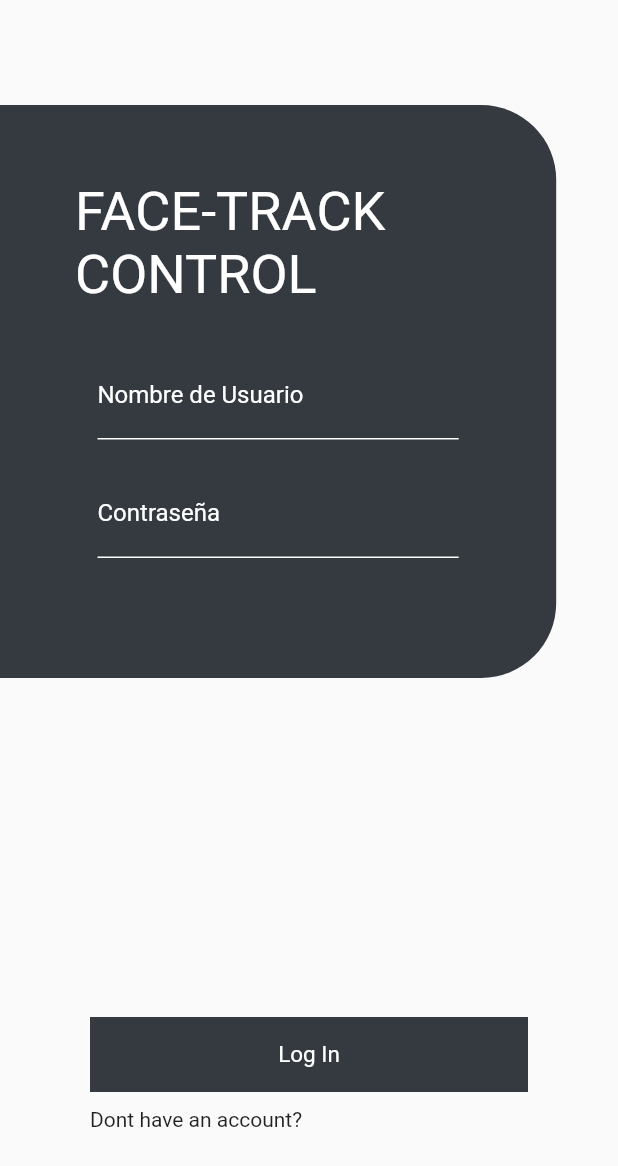
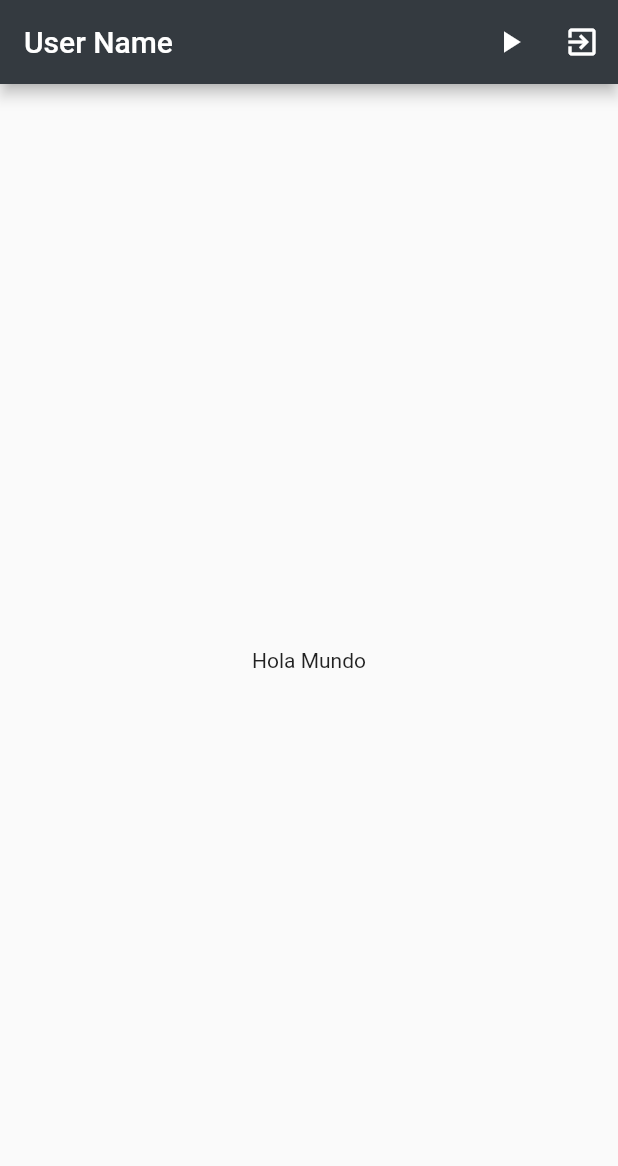
Before and after one commit to car2854/Software_flutter, a Flutter app: the screen it shows after launch, after a tap on "Log In", on a phone screen of 412 x 824 dp. Shown: the top 1166 px of the screen. Run offline on Flutter 3.47's test engine with Material 2 defaults, Android fonts, the phone set to English and light mode, and no system bars.

Commit message:
Agregando Camara

```diff
--- a/lib/main.dart
+++ b/lib/main.dart
@@ -1,5 +1,5 @@
 import 'package:flutter/material.dart';
-import 'package:proyecto_software/src/pages/login.dart';
+import 'package:proyecto_software/src/export/routes.dart';
 
 void main() => runApp(MyApp());
 
@@ -12,7 +12,8 @@ class MyApp extends StatelessWidget {
       initialRoute: 'login',
       routes: {
 
-        'login'     : ( BuildContext context ) => LoginPage(),
+        'login'       : ( BuildContext context ) => LoginPage(),
+        'camera'      : ( BuildContext context ) => CameraPage(),
 
       },
     );
--- /dev/null
+++ b/lib/src/export/routes.dart
@@ -0,0 +1,2 @@
+export 'package:proyecto_software/src/pages/camera.dart';
+export 'package:proyecto_software/src/pages/login.dart';
--- /dev/null
+++ b/lib/src/pages/camera.dart
@@ -0,0 +1,519 @@
+import 'package:flutter/material.dart';
+// import 'package:camera/camera.dart';
+import 'package:proyecto_software/src/styles/styles.dart';
+
+class CameraPage extends StatelessWidget {
+
+  @override
+  Widget build(BuildContext context) {
+
+    final styles = Styles();
+
+    return Scaffold(
+      appBar: AppBar(
+        title: Text('User Name'),
+        backgroundColor: styles.color,
+        actions: [
+          IconButton(
+            icon: Icon(Icons.play_arrow),
+            onPressed: () {}
+          ),
+          IconButton(
+            icon: Icon(Icons.exit_to_app),
+            onPressed: () {
+              Navigator.pushReplacementNamed(context, 'login');
+            }
+          )
+        ],
+      ),
+      body: Center(
+        child: Text('Hola Mundo'),
+     ),
+   );
+  }
+}
+
+
+
+
+
+
+
+// import 'package:path_provider/path_provider.dart';
+// import 'package:video_player/video_player.dart';
+
+// class CameraExampleHome extends StatefulWidget {
+//   @override
+//   _CameraExampleHomeState createState() {
+//     return _CameraExampleHomeState();
+//   }
+// }
+
+// /// Returns a suitable camera icon for [direction].
+// IconData getCameraLensIcon(CameraLensDirection direction) {
+//   switch (direction) {
+//     case CameraLensDirection.back:
+//       return Icons.camera_rear;
+//     case CameraLensDirection.front:
+//       return Icons.camera_front;
+//     case CameraLensDirection.external:
+//       return Icons.camera;
+//   }
+//   throw ArgumentError('Unknown lens direction');
+// }
+
+// void logError(String code, String message) =>
+//     print('Error: $code\nError Message: $message');
+
+// class _CameraExampleHomeState extends State<CameraExampleHome>
+//     with WidgetsBindingObserver {
+//   CameraController controller;
+//   String imagePath;
+//   String videoPath;
+//   VideoPlayerController videoController;
+//   VoidCallback videoPlayerListener;
+//   bool enableAudio = true;
+
+//   @override
+//   void initState() {
+//     super.initState();
+//     WidgetsBinding.instance.addObserver(this);
+//   }
+
+//   @override
+//   void dispose() {
+//     WidgetsBinding.instance.removeObserver(this);
+//     super.dispose();
+//   }
+
+//   @override
+//   void didChangeAppLifecycleState(AppLifecycleState state) {
+//     // App state changed before we got the chance to initialize.
+//     if (controller == null || !controller.value.isInitialized) {
+//       return;
+//     }
+//     if (state == AppLifecycleState.inactive) {
+//       controller?.dispose();
+//     } else if (state == AppLifecycleState.resumed) {
+//       if (controller != null) {
+//         onNewCameraSelected(controller.description);
+//       }
+//     }
+//   }
+
+//   final GlobalKey<ScaffoldState> _scaffoldKey = GlobalKey<ScaffoldState>();
+
+//   @override
+//   Widget build(BuildContext context) {
+//     return Scaffold(
+//       key: _scaffoldKey,
+//       appBar: AppBar(
+//         title: const Text('Camera example'),
+//       ),
+//       body: Column(
+//         children: <Widget>[
+//           Expanded(
+//             child: Container(
+//               child: Padding(
+//                 padding: const EdgeInsets.all(1.0),
+//                 child: Center(
+//                   child: _cameraPreviewWidget(),
+//                 ),
+//               ),
+//               decoration: BoxDecoration(
+//                 color: Colors.black,
+//                 border: Border.all(
+//                   color: controller != null && controller.value.isRecordingVideo
+//                       ? Colors.redAccent
+//                       : Colors.grey,
+//                   width: 3.0,
+//                 ),
+//               ),
+//             ),
+//           ),
+//           _captureControlRowWidget(),
+//           _toggleAudioWidget(),
+//           Padding(
+//             padding: const EdgeInsets.all(5.0),
+//             child: Row(
+//               mainAxisAlignment: MainAxisAlignment.start,
+//               children: <Widget>[
+//                 _cameraTogglesRowWidget(),
+//                 _thumbnailWidget(),
+//               ],
+//             ),
+//           ),
+//         ],
+//       ),
+//     );
+//   }
+
+//   /// Display the preview from the camera (or a message if the preview is not available).
+//   Widget _cameraPreviewWidget() {
+//     if (controller == null || !controller.value.isInitialized) {
+//       return const Text(
+//         'Tap a camera',
+//         style: TextStyle(
+//           color: Colors.white,
+//           fontSize: 24.0,
+//           fontWeight: FontWeight.w900,
+//         ),
+//       );
+//     } else {
+//       return AspectRatio(
+//         aspectRatio: controller.value.aspectRatio,
+//         child: CameraPreview(controller),
+//       );
+//     }
+//   }
+
+//   /// Toggle recording audio
+//   Widget _toggleAudioWidget() {
+//     return Padding(
+//       padding: const EdgeInsets.only(left: 25),
+//       child: Row(
+//         children: <Widget>[
+//           const Text('Enable Audio:'),
+//           Switch(
+//             value: enableAudio,
+//             onChanged: (bool value) {
+//               enableAudio = value;
+//               if (controller != null) {
+//                 onNewCameraSelected(controller.description);
+//               }
+//             },
+//           ),
+//         ],
+//       ),
+//     );
+//   }
+
+//   /// Display the thumbnail of the captured image or video.
+//   Widget _thumbnailWidget() {
+//     return Expanded(
+//       child: Align(
+//         alignment: Alignment.centerRight,
+//         child: Row(
+//           mainAxisSize: MainAxisSize.min,
+//           children: <Widget>[
+//             videoController == null && imagePath == null
+//                 ? Container()
+//                 : SizedBox(
+//                     child: (videoController == null)
+//                         ? Image.file(File(imagePath))
+//                         : Container(
+//                             child: Center(
+//                               child: AspectRatio(
+//                                   aspectRatio:
+//                                       videoController.value.size != null
+//                                           ? videoController.value.aspectRatio
+//                                           : 1.0,
+//                                   child: VideoPlayer(videoController)),
+//                             ),
+//                             decoration: BoxDecoration(
+//                                 border: Border.all(color: Colors.pink)),
+//                           ),
+//                     width: 64.0,
+//                     height: 64.0,
+//                   ),
+//           ],
+//         ),
+//       ),
+//     );
+//   }
+
+//   /// Display the control bar with buttons to take pictures and record videos.
+//   Widget _captureControlRowWidget() {
+//     return Row(
+//       mainAxisAlignment: MainAxisAlignment.spaceEvenly,
+//       mainAxisSize: MainAxisSize.max,
+//       children: <Widget>[
+//         IconButton(
+//           icon: const Icon(Icons.camera_alt),
+//           color: Colors.blue,
+//           onPressed: controller != null &&
+//                   controller.value.isInitialized &&
+//                   !controller.value.isRecordingVideo
+//               ? onTakePictureButtonPressed
+//               : null,
+//         ),
+//         IconButton(
+//           icon: const Icon(Icons.videocam),
+//           color: Colors.blue,
+//           onPressed: controller != null &&
+//                   controller.value.isInitialized &&
+//                   !controller.value.isRecordingVideo
+//               ? onVideoRecordButtonPressed
+//               : null,
+//         ),
+//         IconButton(
+//           icon: controller != null && controller.value.isRecordingPaused
+//               ? Icon(Icons.play_arrow)
+//               : Icon(Icons.pause),
+//           color: Colors.blue,
+//           onPressed: controller != null &&
+//                   controller.value.isInitialized &&
+//                   controller.value.isRecordingVideo
+//               ? (controller != null && controller.value.isRecordingPaused
+//                   ? onResumeButtonPressed
+//                   : onPauseButtonPressed)
+//               : null,
+//         ),
+//         IconButton(
+//           icon: const Icon(Icons.stop),
+//           color: Colors.red,
+//           onPressed: controller != null &&
+//                   controller.value.isInitialized &&
+//                   controller.value.isRecordingVideo
+//               ? onStopButtonPressed
+//               : null,
+//         )
+//       ],
+//     );
+//   }
+
+//   /// Display a row of toggle to select the camera (or a message if no camera is available).
+//   Widget _cameraTogglesRowWidget() {
+//     final List<Widget> toggles = <Widget>[];
+
+//     if (cameras.isEmpty) {
+//       return const Text('No camera found');
+//     } else {
+//       for (CameraDescription cameraDescription in cameras) {
+//         toggles.add(
+//           SizedBox(
+//             width: 90.0,
+//             child: RadioListTile<CameraDescription>(
+//               title: Icon(getCameraLensIcon(cameraDescription.lensDirection)),
+//               groupValue: controller?.description,
+//               value: cameraDescription,
+//               onChanged: controller != null && controller.value.isRecordingVideo
+//                   ? null
+//                   : onNewCameraSelected,
+//             ),
+//           ),
+//         );
+//       }
+//     }
+
+//     return Row(children: toggles);
+//   }
+
+//   String timestamp() => DateTime.now().millisecondsSinceEpoch.toString();
+
+//   void showInSnackBar(String message) {
+//     // ignore: deprecated_member_use
+//     _scaffoldKey.currentState.showSnackBar(SnackBar(content: Text(message)));
+//   }
+
+//   void onNewCameraSelected(CameraDescription cameraDescription) async {
+//     if (controller != null) {
+//       await controller.dispose();
+//     }
+//     controller = CameraController(
+//       cameraDescription,
+//       ResolutionPreset.medium,
+//       enableAudio: enableAudio,
+//     );
+
+//     // If the controller is updated then update the UI.
+//     controller.addListener(() {
+//       if (mounted) setState(() {});
+//       if (controller.value.hasError) {
+//         showInSnackBar('Camera error ${controller.value.errorDescription}');
+//       }
+//     });
+
+//     try {
+//       await controller.initialize();
+//     } on CameraException catch (e) {
+//       _showCameraException(e);
+//     }
+
+//     if (mounted) {
+//       setState(() {});
+//     }
+//   }
+
+//   void onTakePictureButtonPressed() {
+//     takePicture().then((String filePath) {
+//       if (mounted) {
+//         setState(() {
+//           imagePath = filePath;
+//           videoController?.dispose();
+//           videoController = null;
+//         });
+//         if (filePath != null) showInSnackBar('Picture saved to $filePath');
+//       }
+//     });
+//   }
+
+//   void onVideoRecordButtonPressed() {
+//     startVideoRecording().then((String filePath) {
+//       if (mounted) setState(() {});
+//       if (filePath != null) showInSnackBar('Saving video to $filePath');
+//     });
+//   }
+
+//   void onStopButtonPressed() {
+//     stopVideoRecording().then((_) {
+//       if (mounted) setState(() {});
+//       showInSnackBar('Video recorded to: $videoPath');
+//     });
+//   }
+
+//   void onPauseButtonPressed() {
+//     pauseVideoRecording().then((_) {
+//       if (mounted) setState(() {});
+//       showInSnackBar('Video recording paused');
+//     });
+//   }
+
+//   void onResumeButtonPressed() {
+//     resumeVideoRecording().then((_) {
+//       if (mounted) setState(() {});
+//       showInSnackBar('Video recording resumed');
+//     });
+//   }
+
+//   Future<String> startVideoRecording() async {
+//     if (!controller.value.isInitialized) {
+//       showInSnackBar('Error: select a camera first.');
+//       return null;
+//     }
+
+//     final Directory extDir = await getApplicationDocumentsDirectory();
+//     final String dirPath = '${extDir.path}/Movies/flutter_test';
+//     await Directory(dirPath).create(recursive: true);
+//     final String filePath = '$dirPath/${timestamp()}.mp4';
+
+//     if (controller.value.isRecordingVideo) {
+//       // A recording is already started, do nothing.
+//       return null;
+//     }
+
+//     try {
+//       videoPath = filePath;
+//       await controller.startVideoRecording(filePath);
+//     } on CameraException catch (e) {
+//       _showCameraException(e);
+//       return null;
+//     }
+//     return filePath;
+//   }
+
+//   Future<void> stopVideoRecording() async {
+//     if (!controller.value.isRecordingVideo) {
+//       return null;
+//     }
+
+//     try {
+//       await controller.stopVideoRecording();
+//     } on CameraException catch (e) {
+//       _showCameraException(e);
+//       return null;
+//     }
+
+//     await _startVideoPlayer();
+//   }
+
+//   Future<void> pauseVideoRecording() async {
+//     if (!controller.value.isRecordingVideo) {
+//       return null;
+//     }
+
+//     try {
+//       await controller.pauseVideoRecording();
+//     } on CameraException catch (e) {
+//       _showCameraException(e);
+//       rethrow;
+//     }
+//   }
+
+//   Future<void> resumeVideoRecording() async {
+//     if (!controller.value.isRecordingVideo) {
+//       return null;
+//     }
+
+//     try {
+//       await controller.resumeVideoRecording();
+//     } on CameraException catch (e) {
+//       _showCameraException(e);
+//       rethrow;
+//     }
+//   }
+
+//   Future<void> _startVideoPlayer() async {
+//     final VideoPlayerController vcontroller =
+//         VideoPlayerController.file(File(videoPath));
+//     videoPlayerListener = () {
+//       if (videoController != null && videoController.value.size != null) {
+//         // Refreshing the state to update video player with the correct ratio.
+//         if (mounted) setState(() {});
+//         videoController.removeListener(videoPlayerListener);
+//       }
+//     };
+//     vcontroller.addListener(videoPlayerListener);
+//     await vcontroller.setLooping(true);
+//     await vcontroller.initialize();
+//     await videoController?.dispose();
+//     if (mounted) {
+//       setState(() {
+//         imagePath = null;
+//         videoController = vcontroller;
+//       });
+//     }
+//     await vcontroller.play();
+//   }
+
+//   Future<String> takePicture() async {
+//     if (!controller.value.isInitialized) {
+//       showInSnackBar('Error: select a camera first.');
+//       return null;
+//     }
+//     final Directory extDir = await getApplicationDocumentsDirectory();
+//     final String dirPath = '${extDir.path}/Pictures/flutter_test';
+//     await Directory(dirPath).create(recursive: true);
+//     final String filePath = '$dirPath/${timestamp()}.jpg';
+
+//     if (controller.value.isTakingPicture) {
+//       // A capture is already pending, do nothing.
+//       return null;
+//     }
+
+//     try {
+//       await controller.takePicture(filePath);
+//     } on CameraException catch (e) {
+//       _showCameraException(e);
+//       return null;
+//     }
+//     return filePath;
+//   }
+
+//   void _showCameraException(CameraException e) {
+//     logError(e.code, e.description);
+//     showInSnackBar('Error: ${e.code}\n${e.description}');
+//   }
+// }
+
+// class CameraApp extends StatelessWidget {
+//   @override
+//   Widget build(BuildContext context) {
+//     return MaterialApp(
+//       home: CameraExampleHome(),
+//     );
+//   }
+// }
+
+// List<CameraDescription> cameras = [];
+
+// Future<void> main() async {
+//   // Fetch the available cameras before initializing the app.
+//   try {
+//     WidgetsFlutterBinding.ensureInitialized();
+//     cameras = await availableCameras();
+//   } on CameraException catch (e) {
+//     logError(e.code, e.description);
+//   }
+//   runApp(CameraApp());
+// }
--- a/lib/src/pages/login.dart
+++ b/lib/src/pages/login.dart
@@ -42,7 +42,6 @@ class LoginPage extends StatelessWidget {
 class _Button extends StatelessWidget {
 
 
-
   final String mensaje, buttonName;
   const _Button({
     @required this.mensaje,
@@ -63,7 +62,7 @@ class _Button extends StatelessWidget {
             Spacer(),
 
             GestureDetector(
-              onTap: () { print('login'); },
+              onTap: () { Navigator.pushReplacementNamed(context, 'camera'); },
               child: Container(
                 height: 50,
                 decoration: BoxDecoration(
--- a/pubspec.yaml
+++ b/pubspec.yaml
@@ -28,6 +28,7 @@ dependencies:
   # The following adds the Cupertino Icons font to your application.
   # Use with the CupertinoIcons class for iOS style icons.
   cupertino_icons: ^1.0.0
+  camera: ^0.5.8+17
 
 dev_dependencies:
   flutter_test:
```
Also changed, not shown: pubspec.lock, 1 other file.
